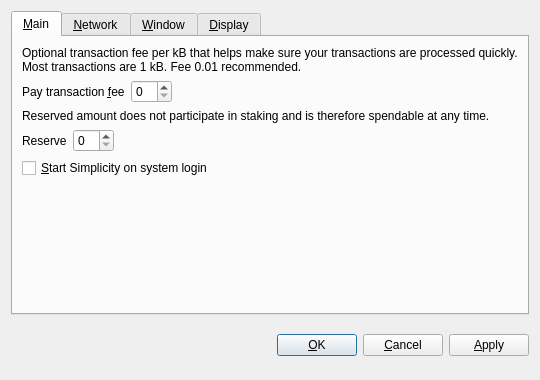
First picture: the form in src/qt/forms/optionsdialog.ui, repository SimplicityDev2018/Simplicity, before the edit.
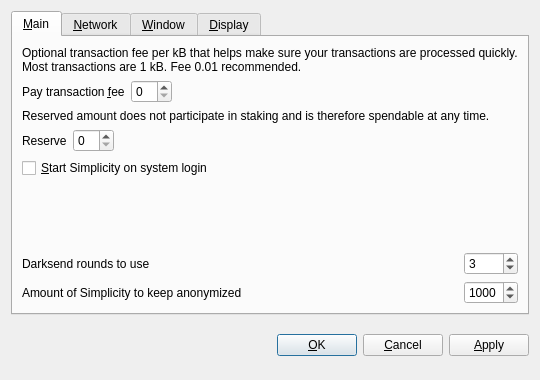
Second picture: the form after the edit. Custom widgets are drawn as their Qt base class.

Diff of the .ui file:
```diff
--- a/src/qt/forms/optionsdialog.ui
+++ b/src/qt/forms/optionsdialog.ui
@@ -29,8 +29,8 @@
       <attribute name="title">
        <string>&amp;Main</string>
       </attribute>
-      <layout class="QVBoxLayout" name="verticalLayout_Main">
-       <item>
+      <layout class="QGridLayout" name="gridLayout">
+       <item row="0" column="0" colspan="2">
         <widget class="QLabel" name="transactionFeeInfoLabel">
          <property name="text">
           <string>Optional transaction fee per kB that helps make sure your transactions are processed quickly. Most transactions are 1 kB. Fee 0.01 recommended.</string>
@@ -43,7 +43,7 @@
          </property>
         </widget>
        </item>
-       <item>
+       <item row="1" column="0">
         <layout class="QHBoxLayout" name="horizontalLayoutFee">
          <item>
           <widget class="QLabel" name="transactionFeeLabel">
@@ -76,7 +76,7 @@
          </item>
         </layout>
        </item>
-       <item>
+       <item row="2" column="0" colspan="2">
         <widget class="QLabel" name="reserveBalanceInfoLabel">
          <property name="text">
           <string>Reserved amount does not participate in staking and is therefore spendable at any time.</string>
@@ -89,7 +89,7 @@
          </property>
         </widget>
        </item>
-       <item>
+       <item row="3" column="0">
         <layout class="QHBoxLayout" name="horizontalLayoutReserveBalance">
          <item>
           <widget class="QLabel" name="reserveBalanceLabel">
@@ -122,7 +122,7 @@
          </item>
         </layout>
        </item>
-       <item>
+       <item row="4" column="0">
         <widget class="QCheckBox" name="bitcoinAtStartup">
          <property name="toolTip">
           <string>Automatically start Simplicity after logging in to the system.</string>
@@ -132,7 +132,7 @@
          </property>
         </widget>
        </item>
-       <item>
+       <item row="5" column="0">
         <spacer name="verticalSpacer_Main">
          <property name="orientation">
           <enum>Qt::Vertical</enum>
@@ -145,6 +145,67 @@
          </property>
         </spacer>
        </item>
+       <item row="6" column="0">
+        <widget class="QLabel" name="label">
+         <property name="toolTip">
+          <string>&lt;html&gt;&lt;head/&gt;&lt;body&gt;&lt;p&gt;This setting determines the amount of individual masternodes that an input will be anonymized through. More rounds of anonymization gives a higher degree of privacy, but also costs more in fees.&lt;/p&gt;&lt;/body&gt;&lt;/html&gt;</string>
+         </property>
+         <property name="text">
+          <string>Darksend rounds to use</string>
+         </property>
+        </widget>
+       </item>
+       <item row="6" column="1">
+        <widget class="QSpinBox" name="darksendRounds">
+         <property name="minimum">
+          <number>2</number>
+         </property>
+         <property name="maximum">
+          <number>6</number>
+         </property>
+         <property name="value">
+          <number>3</number>
+         </property>
+        </widget>
+       </item>
+       <item row="7" column="0">
+        <widget class="QLabel" name="label_2">
+         <property name="toolTip">
+          <string>This amount acts as a threshold to turn off Darksend once it's reached.</string>
+         </property>
+         <property name="statusTip">
+          <string notr="true"/>
+         </property>
+         <property name="whatsThis">
+          <string notr="true"/>
+         </property>
+         <property name="accessibleName">
+          <string notr="true"/>
+         </property>
+         <property name="accessibleDescription">
+          <string notr="true"/>
+         </property>
+         <property name="text">
+          <string>Amount of Simplicity to keep anonymized</string>
+         </property>
+        </widget>
+       </item>
+       <item row="7" column="1">
+        <widget class="QSpinBox" name="anonymizeSimplicity">
+         <property name="minimum">
+          <number>2</number>
+         </property>
+         <property name="maximum">
+          <number>2000</number>
+         </property>
+         <property name="singleStep">
+          <number>10</number>
+         </property>
+         <property name="value">
+          <number>1000</number>
+         </property>
+        </widget>
+       </item>
       </layout>
      </widget>
      <widget class="QWidget" name="tabNetwork">
```
Left out of the diff: 1 changed line with no effect on the pictures.
